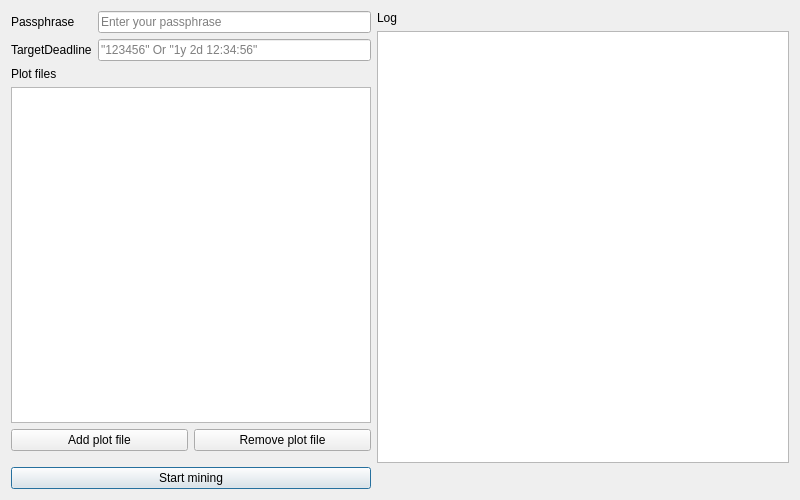
Before: the Qt Designer form src/qt/forms/minerwindow.ui in goomario/btchd, drawn with Qt 5.
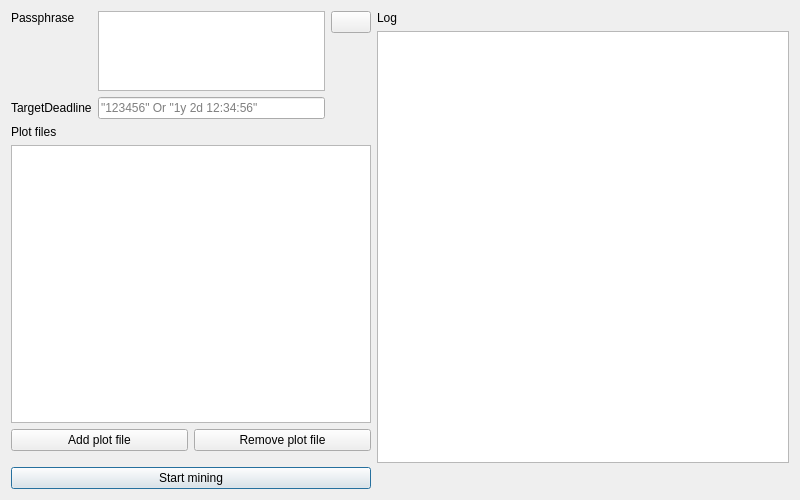
After: the same form once the commit is applied. Icons and pictures are not drawn.

```diff
--- a/src/qt/forms/minerwindow.ui
+++ b/src/qt/forms/minerwindow.ui
@@ -30,7 +30,14 @@
      </property>
      <item>
       <layout class="QGridLayout" name="gridLayout_1">
-       <item row="1" column="0" alignment="Qt::AlignVCenter">
+       <item row="2" column="0" alignment="Qt::AlignVCenter">
+        <widget class="QLabel" name="targetDeadlineLabel">
+         <property name="text">
+          <string>TargetDeadline</string>
+         </property>
+        </widget>
+       </item>
+       <item row="1" column="0" alignment="Qt::AlignTop">
         <widget class="QLabel" name="passphraseLabel">
          <property name="minimumSize">
           <size>
@@ -42,34 +49,50 @@
           <string>Passphrase</string>
          </property>
          <property name="alignment">
-          <set>Qt::AlignLeading|Qt::AlignLeft|Qt::AlignVCenter</set>
+          <set>Qt::AlignLeading|Qt::AlignLeft|Qt::AlignTop</set>
          </property>
         </widget>
        </item>
-       <item row="1" column="2" alignment="Qt::AlignVCenter">
-        <widget class="QLineEdit" name="passphraseLineEdit">
+       <item row="1" column="2" alignment="Qt::AlignTop">
+        <widget class="QPlainTextEdit" name="passphraseEdit">
          <property name="minimumSize">
           <size>
            <width>200</width>
            <height>0</height>
           </size>
          </property>
-         <property name="echoMode">
-          <enum>QLineEdit::PasswordEchoOnEdit</enum>
+         <property name="maximumSize">
+          <size>
+           <width>16777215</width>
+           <height>80</height>
+          </size>
+         </property>
+         <property name="plainText">
+          <string notr="true"/>
          </property>
          <property name="placeholderText">
           <string>Enter your passphrase</string>
          </property>
         </widget>
        </item>
-       <item row="2" column="0" alignment="Qt::AlignVCenter">
-        <widget class="QLabel" name="targetDeadlineLabel">
+       <item row="1" column="3" alignment="Qt::AlignTop">
+        <widget class="QPushButton" name="togglePassphraseButton">
+         <property name="toolTip">
+          <string/>
+         </property>
          <property name="text">
-          <string>TargetDeadline</string>
+          <string/>
+         </property>
+         <property name="icon">
+          <iconset resource="../bitcoin.qrc">
+           <normaloff>:/icons/eye</normaloff>:/icons/eye</iconset>
+         </property>
+         <property name="checkable">
+          <bool>false</bool>
          </property>
         </widget>
        </item>
-       <item row="2" column="2" alignment="Qt::AlignVCenter">
+       <item row="2" column="2">
         <widget class="QLineEdit" name="targetDeadlineLineEdit">
          <property name="minimumSize">
           <size>
```
Left out of the diff: 12 changed lines with no effect on the pictures.
